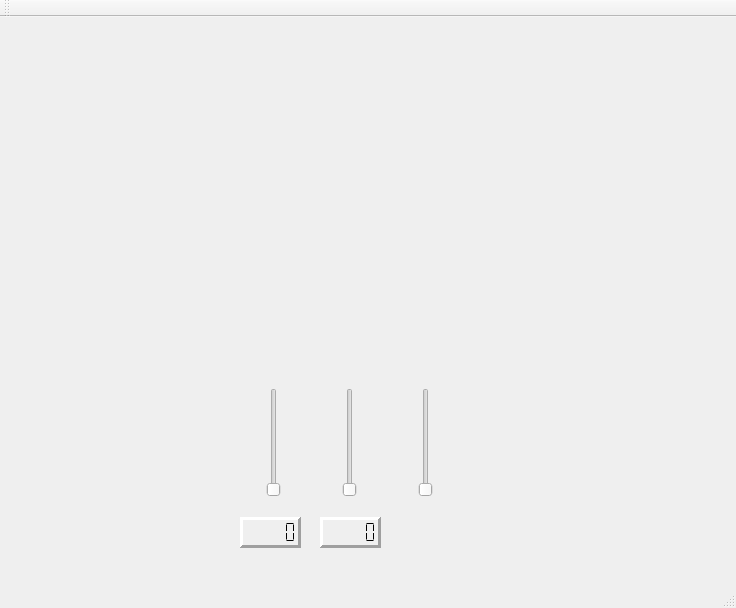
First picture: the form in ui/mainwindow.ui, repository kaylwin/RRT-2D-Rotation, before the edit.
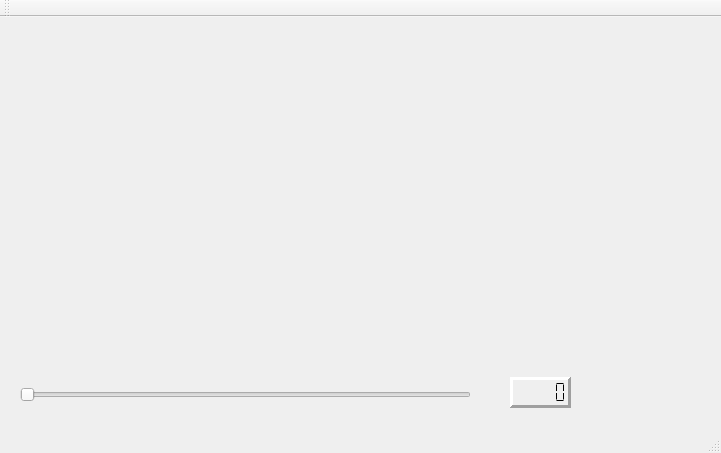
Second picture: the form after the edit.

```diff
--- a/ui/mainwindow.ui
+++ b/ui/mainwindow.ui
@@ -6,8 +6,8 @@
    <rect>
     <x>0</x>
     <y>0</y>
-    <width>736</width>
-    <height>608</height>
+    <width>721</width>
+    <height>453</height>
    </rect>
   </property>
   <property name="windowTitle">
@@ -17,67 +17,37 @@
    <widget class="QLCDNumber" name="lcdNumber">
     <property name="geometry">
      <rect>
-      <x>320</x>
-      <y>500</y>
-      <width>61</width>
-      <height>31</height>
-     </rect>
-    </property>
-    <property name="font">
-     <font>
-      <pointsize>14</pointsize>
-      <weight>75</weight>
-      <bold>true</bold>
-     </font>
-    </property>
-    <property name="toolTip">
-     <string>This is supposed to be helpful</string>
-    </property>
-    <property name="frameShape">
-     <enum>QFrame::Panel</enum>
-    </property>
-    <property name="frameShadow">
-     <enum>QFrame::Raised</enum>
-    </property>
-    <property name="lineWidth">
-     <number>3</number>
-    </property>
-    <property name="segmentStyle">
-     <enum>QLCDNumber::Flat</enum>
-    </property>
-   </widget>
-   <widget class="QWidget" name="horizontalLayoutWidget">
-    <property name="geometry">
-     <rect>
-      <x>200</x>
+      <x>510</x>
       <y>360</y>
-      <width>301</width>
-      <height>131</height>
+      <width>61</width>
+      <height>31</height>
      </rect>
     </property>
-    <layout class="QHBoxLayout" name="horizontalLayout">
-     <item>
-      <widget class="QSlider" name="verticalSlider_2">
-       <property name="orientation">
-        <enum>Qt::Vertical</enum>
-       </property>
-      </widget>
-     </item>
-     <item>
-      <widget class="QSlider" name="verticalSlider">
-       <property name="orientation">
-        <enum>Qt::Vertical</enum>
-       </property>
-      </widget>
-     </item>
-     <item>
-      <widget class="QSlider" name="verticalSlider_3">
-       <property name="orientation">
-        <enum>Qt::Vertical</enum>
-       </property>
-      </widget>
-     </item>
-    </layout>
+    <property name="font">
+     <font>
+      <pointsize>14</pointsize>
+      <weight>75</weight>
+      <bold>true</bold>
+     </font>
+    </property>
+    <property name="toolTip">
+     <string>This is supposed to be helpful</string>
+    </property>
+    <property name="layoutDirection">
+     <enum>Qt::LeftToRight</enum>
+    </property>
+    <property name="frameShape">
+     <enum>QFrame::Panel</enum>
+    </property>
+    <property name="frameShadow">
+     <enum>QFrame::Raised</enum>
+    </property>
+    <property name="lineWidth">
+     <number>3</number>
+    </property>
+    <property name="segmentStyle">
+     <enum>QLCDNumber::Flat</enum>
+    </property>
    </widget>
    <widget class="QWidget" name="widget" native="true">
     <property name="geometry">
@@ -89,36 +59,17 @@
      </rect>
     </property>
    </widget>
-   <widget class="QLCDNumber" name="lcdNumber_2">
+   <widget class="QSlider" name="horizontalSlider">
     <property name="geometry">
      <rect>
-      <x>240</x>
-      <y>500</y>
-      <width>61</width>
-      <height>31</height>
+      <x>20</x>
+      <y>370</y>
+      <width>451</width>
+      <height>16</height>
      </rect>
     </property>
-    <property name="font">
-     <font>
-      <pointsize>14</pointsize>
-      <weight>75</weight>
-      <bold>true</bold>
-     </font>
-    </property>
-    <property name="toolTip">
-     <string>This is supposed to be helpful</string>
-    </property>
-    <property name="frameShape">
-     <enum>QFrame::Panel</enum>
-    </property>
-    <property name="frameShadow">
-     <enum>QFrame::Raised</enum>
-    </property>
-    <property name="lineWidth">
-     <number>3</number>
-    </property>
-    <property name="segmentStyle">
-     <enum>QLCDNumber::Flat</enum>
+    <property name="orientation">
+     <enum>Qt::Horizontal</enum>
     </property>
    </widget>
   </widget>
```
Left out of the diff: 16 changed lines with no effect on the pictures.
